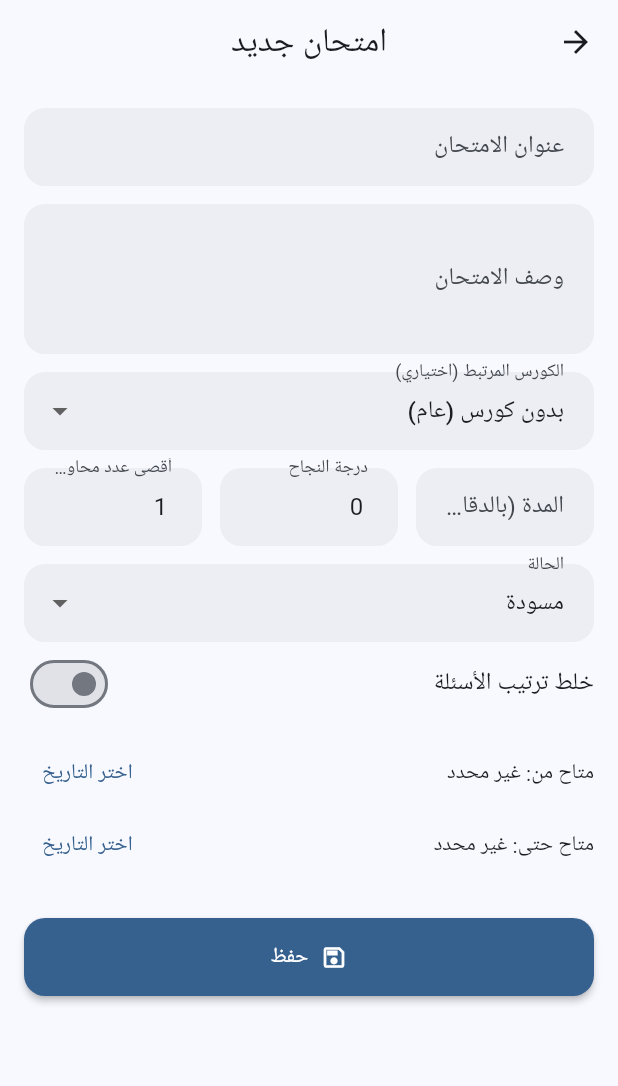
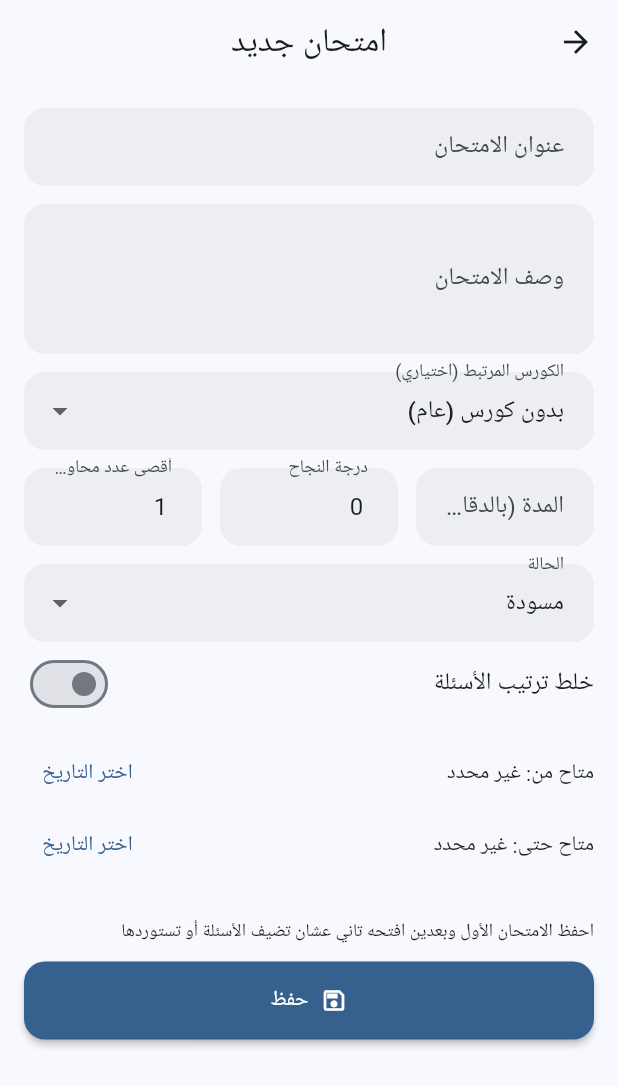
Before and after one commit to abdoelftaah20045-glitch/eduspace, a Flutter app: the ExamEditScreen screen opened directly, on a phone screen of 412 x 824 dp. Shown: the top 1086 px of the screen. Run offline on Flutter 3.47's test engine with Material 3 defaults, Android fonts, the phone set to English and light mode, and no system bars; our stand-ins replace file_picker, firebase_core, firebase_messaging, image_picker, pdf, printing and 5 more; accounts and stored records are empty.

Commit message:
Exam form questions button

```diff
--- a/lib/core/l10n.dart
+++ b/lib/core/l10n.dart
@@ -160,6 +160,8 @@ class S {
     'import_problem_empty': {'ar': 'نص السؤال فاضي', 'en': 'Question text is empty', 'fr': 'Question vide', 'es': 'Pregunta vacía', 'de': 'Frage leer'},
     'import_problem_options': {'ar': 'محتاج اختيارين على الأقل', 'en': 'Needs at least two options', 'fr': 'Au moins deux options', 'es': 'Mínimo dos opciones', 'de': 'Mindestens zwei Optionen'},
     'import_problem_answer': {'ar': 'الإجابة الصحيحة مش محددة', 'en': 'Correct answer not marked', 'fr': 'Bonne réponse non indiquée', 'es': 'Respuesta correcta sin marcar', 'de': 'Richtige Antwort fehlt'},
+    'exam_questions_manage': {'ar': 'الأسئلة: إضافة / استيراد / تعديل', 'en': 'Questions: add / import / edit', 'fr': 'Questions : ajouter / importer / modifier', 'es': 'Preguntas: añadir / importar / editar', 'de': 'Fragen: hinzufügen / importieren / bearbeiten'},
+    'exam_save_first_hint': {'ar': 'احفظ الامتحان الأول وبعدين افتحه تاني عشان تضيف الأسئلة أو تستوردها', 'en': 'Save the exam first, then reopen it to add or import questions', 'fr': 'Enregistrez dabord lexamen puis rouvrez-le pour ajouter des questions', 'es': 'Guarda primero el examen y vuelve a abrirlo para añadir o importar preguntas', 'de': 'Speichere zuerst die Prüfung und öffne sie erneut, um Fragen hinzuzufügen'},
     'audit_label': {'ar': 'سجل العمليات', 'en': 'Audit log', 'fr': 'Audit log', 'es': 'Audit log', 'de': 'Audit log'},
     'no_audit': {'ar': 'لا توجد عمليات مسجلة', 'en': 'No recorded actions', 'fr': 'No recorded actions', 'es': 'No recorded actions', 'de': 'No recorded actions'},
     'org_settings': {'ar': 'إعدادات المؤسسة', 'en': 'Organization settings', 'fr': 'Organization settings', 'es': 'Organization settings', 'de': 'Organization settings'},
--- a/lib/features/admin/exam_edit_screen.dart
+++ b/lib/features/admin/exam_edit_screen.dart
@@ -4,6 +4,7 @@ import 'package:intl/intl.dart';
 import '../../core/l10n.dart';
 import 'data/admin_exams_repo.dart';
 import 'data/admin_repo.dart';
+import 'exam_questions_screen.dart';
 
 /// Admin: create or edit an exam's settings.
 class ExamEditScreen extends StatefulWidget {
@@ -247,6 +248,21 @@ class _ExamEditScreenState extends State<ExamEditScreen> {
               onClear: () => setState(() => _availableUntil = null),
             ),
             const SizedBox(height: 24),
+            if (widget.exam != null)
+              OutlinedButton.icon(
+                onPressed: () => Navigator.of(context).push(MaterialPageRoute(
+                  builder: (_) => ExamQuestionsScreen(
+                    examId: widget.exam!['id'] as String,
+                    examTitle: (widget.exam!['title'] as String?) ?? '',
+                  ),
+                )),
+                icon: const Icon(Icons.quiz_outlined),
+                label: Text(s.t('exam_questions_manage')),
+              )
+            else
+              Text(s.t('exam_save_first_hint'),
+                  style: Theme.of(context).textTheme.bodySmall),
+            const SizedBox(height: 12),
             FilledButton.icon(
               onPressed: _saving ? null : _save,
               icon: _saving
```
